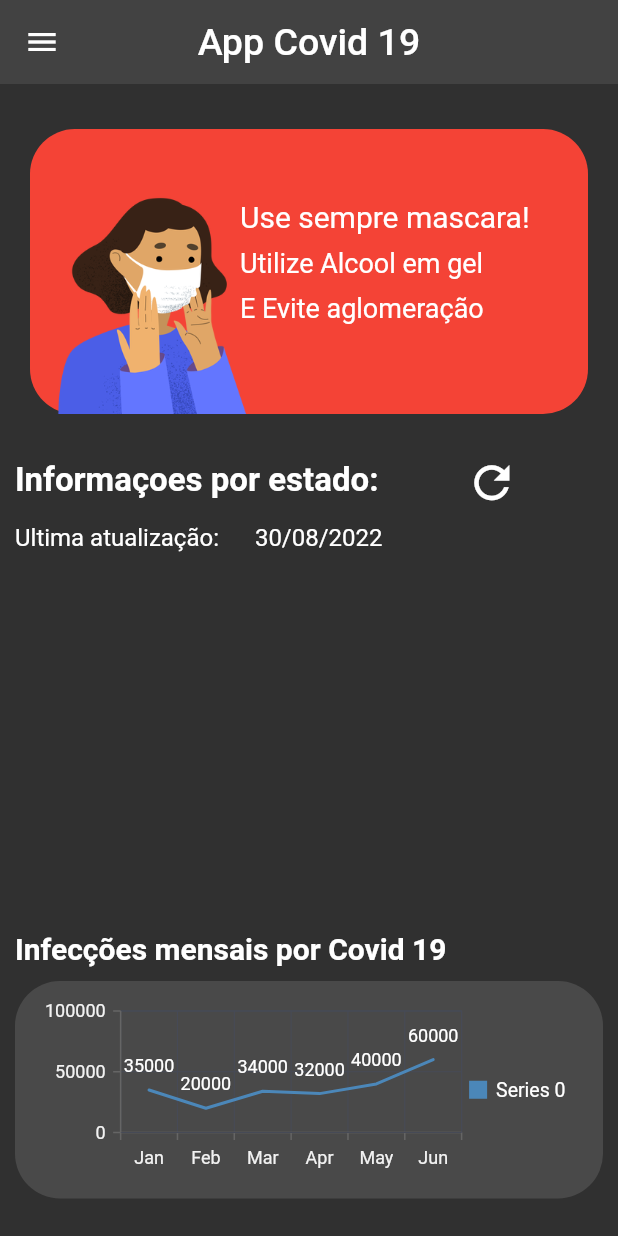
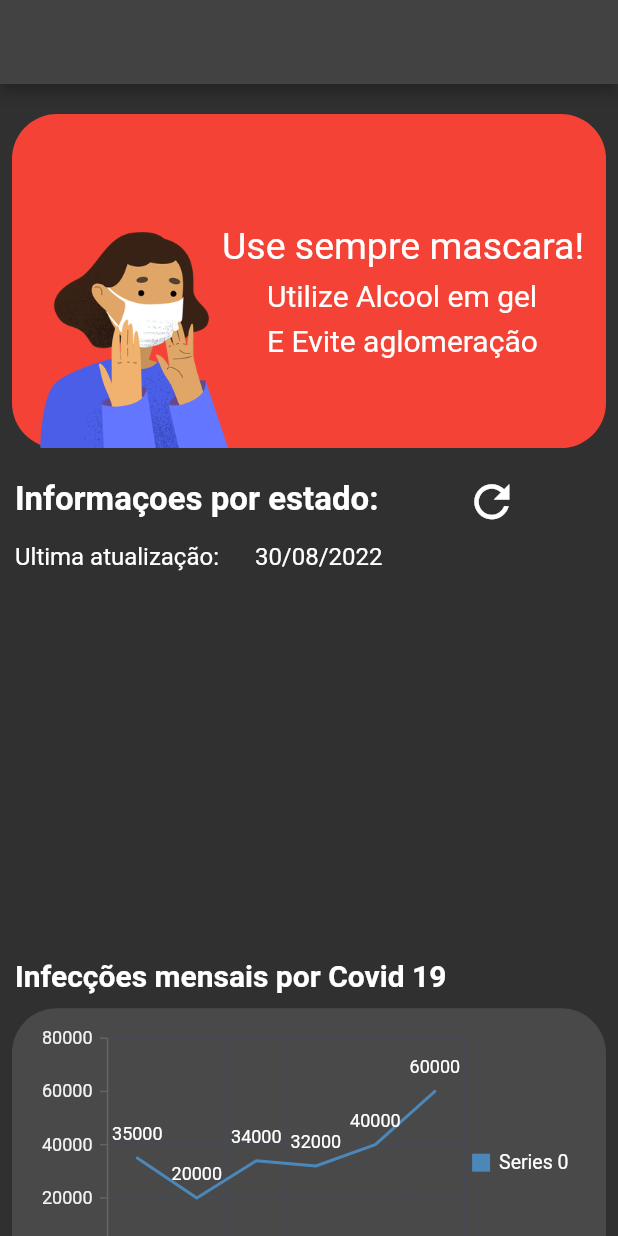
Before and after one commit to DevGomes78/flutter-covidApp, a Flutter app: the screen it shows after launch, on a phone screen of 412 x 824 dp. Run offline on Flutter 3.47's test engine with Material 2 defaults, Android fonts, the phone set to English and light mode, and no system bars; our stand-ins replace syncfusion_flutter_charts; network calls fail.

Commit message:
atualizado layout

```diff
--- a/lib/views/covid_page_list.dart
+++ b/lib/views/covid_page_list.dart
@@ -33,17 +33,20 @@ class _CovidPageListState extends State<CovidPageList> {
   @override
   Widget build(BuildContext context) {
     CovidController provider = Provider.of<CovidController>(context);
-    return Scaffold(
-      appBar: buildAppBar(),
-      body: Padding(
-        padding: const EdgeInsets.symmetric(horizontal: 10),
+
+    return LayoutBuilder(
+      builder: (context,constraints)=>
+      Scaffold(
+        appBar: AppBar(),
+        body: SingleChildScrollView(
           child: Column(
             crossAxisAlignment: CrossAxisAlignment.start,
             children: [
-            const SizedBox(height: 20),
-            banner(),
               const SizedBox(height: 10),
-            Container(
+              banner(BoxConstraints,constraints),
+              Padding(
+                padding: const EdgeInsets.symmetric(horizontal: 10),
+                child: Container(
                   child: Row(
                     children: [
                       const Text(
@@ -64,7 +67,10 @@ class _CovidPageListState extends State<CovidPageList> {
                     ],
                   ),
                 ),
-            Container(
+              ),
+              Padding(
+                padding: const EdgeInsets.symmetric(horizontal: 10),
+                child: Container(
                   child: Padding(
                     padding: const EdgeInsets.symmetric(
                       vertical: 5,
@@ -85,14 +91,17 @@ class _CovidPageListState extends State<CovidPageList> {
                     ),
                   ),
                 ),
+              ),
               const SizedBox(height: 8),
               Container(
-              height: 230,
+                height: constraints.maxHeight /3.5,
                 width: double.infinity,
-              child: ListData(provider),
+                child: ListState(provider, constraints),
               ),
               const SizedBox(height: 10),
-            const Text(
+               const Padding(
+                 padding: EdgeInsets.symmetric(horizontal: 10),
+                 child: Text(
                   StringConstants.InfeccoesMensais,
                   style: TextStyle(
                     fontSize: 20,
@@ -100,9 +109,12 @@ class _CovidPageListState extends State<CovidPageList> {
                     fontWeight: FontWeight.bold,
                   ),
               ),
+               ),
               const SizedBox(height: 10),
-            Container(
-              height: 145,
+              Padding(
+                padding: const EdgeInsets.symmetric(horizontal: 8),
+                child: Container(
+                  height: constraints.maxHeight / 4,
                   width: double.infinity,
                   decoration: BoxDecoration(
                       borderRadius: BorderRadius.circular(30),
@@ -137,20 +149,22 @@ class _CovidPageListState extends State<CovidPageList> {
                     ),
                   ),
                 ),
+              ),
             ],
+          ),
         ),
       ),
     );
   }
 
-  Padding banner() {
+  Padding banner(boxConstraints,constraints) {
     return Padding(
       padding: const EdgeInsets.symmetric(
-        horizontal: 10,
+        horizontal: 8,
         vertical: 10,
       ),
       child: Container(
-        height: 190,
+        height: constraints.maxHeight /3.7,
         width: double.infinity,
         decoration: BoxDecoration(
           borderRadius: BorderRadius.circular(30),
@@ -175,27 +189,27 @@ class _CovidPageListState extends State<CovidPageList> {
               child: Text(
                 StringConstants.UseSempreMascara,
                 style: TextStyle(
+                  fontSize: 25,
+                ),
+              ),
+            ),
+            const Positioned(
+              left: 170,
+              bottom: 90,
+              child: Text(
+                StringConstants.UtilizeAlcoolGel,
+                style: TextStyle(
                   fontSize: 20,
                 ),
               ),
             ),
             const Positioned(
-              left: 140,
-              bottom: 90,
-              child: Text(
-                StringConstants.UtilizeAlcoolGel,
-                style: TextStyle(
-                  fontSize: 18,
-                ),
-              ),
-            ),
-            const Positioned(
-              left: 140,
+              left: 170,
               bottom: 60,
               child: Text(
                 StringConstants.EviteAglomeracao,
                 style: TextStyle(
-                  fontSize: 18,
+                  fontSize: 20,
                 ),
               ),
             ),
@@ -208,7 +222,7 @@ class _CovidPageListState extends State<CovidPageList> {
   AppBar buildAppBar() {
     return AppBar(
       elevation: 0,
-      title: Text(
+      title: const Text(
        StringConstants.AppCovid19,
         style: TextStyle(fontSize: 25),
       ),
@@ -222,7 +236,7 @@ class _CovidPageListState extends State<CovidPageList> {
     );
   }
 
-  ListView ListData(CovidController provider) {
+  ListView ListState(CovidController provider, BoxConstraints constraints) {
     return ListView.builder(
         scrollDirection: Axis.horizontal,
         itemCount: provider.lista.length,
@@ -238,7 +252,7 @@ class _CovidPageListState extends State<CovidPageList> {
             },
             child: Container(
               margin: const EdgeInsets.symmetric(horizontal: 5),
-              width: 200,
+              width: constraints.maxWidth/2 - 10,
               decoration: BoxDecoration(
                 borderRadius: BorderRadius.circular(30),
                 color: Colors.white30,
--- a/lib/views/description_page.dart
+++ b/lib/views/description_page.dart
@@ -24,6 +24,7 @@ class Description extends StatelessWidget {
           horizontal: 10,
           vertical: 20,
         ),
+        child: SingleChildScrollView(
           child: Column(
             crossAxisAlignment: CrossAxisAlignment.start,
             children: [
@@ -257,6 +258,7 @@ class Description extends StatelessWidget {
             ],
           ),
         ),
+      ),
     );
   }
 }
```
Also changed, not shown: lib/mt.png (deleted). Lines whose indentation alone changed are shown as unchanged.
